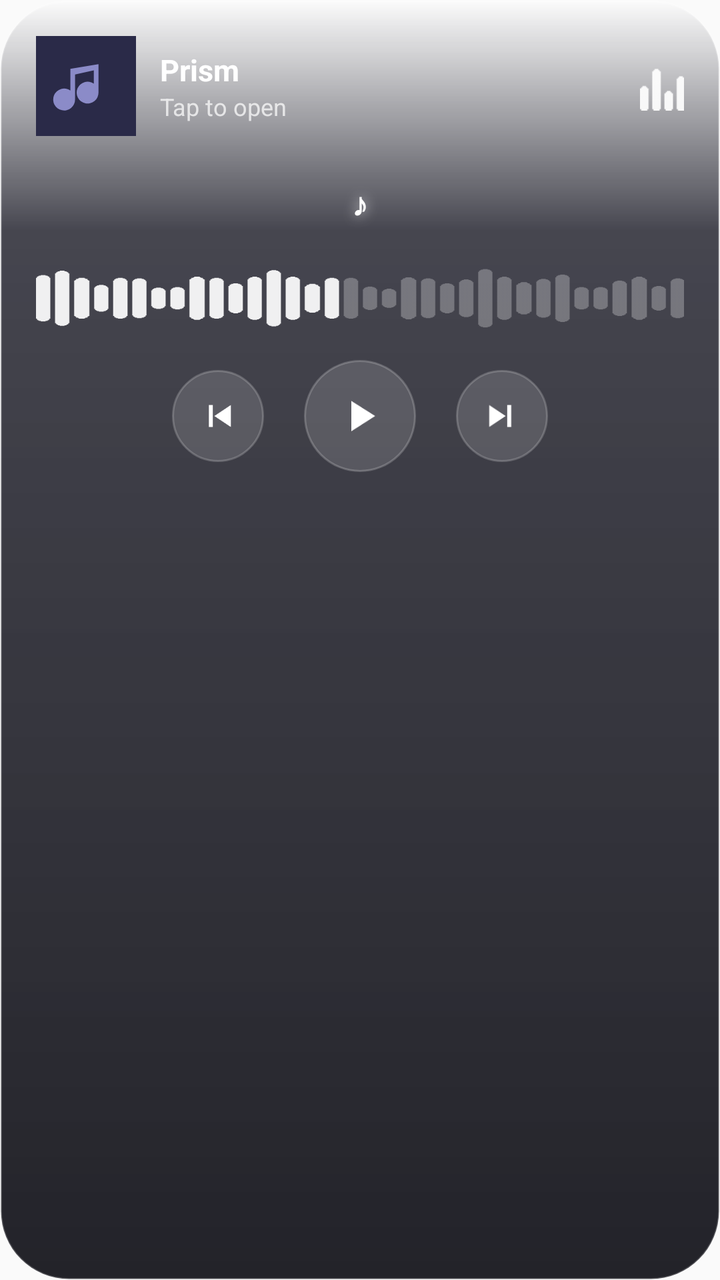
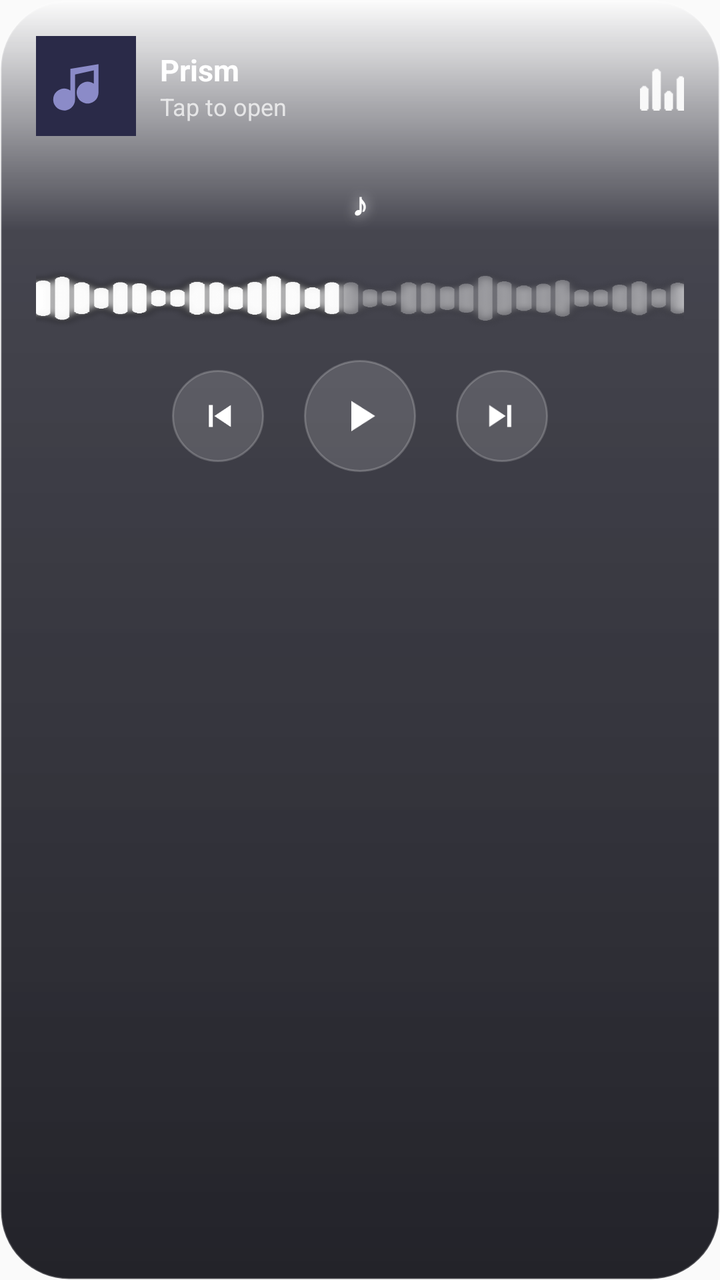

Screens rendered from an Android XML layout before and after an edit, with the pre-edit source and the edit as a unified diff.
<!-- AndroidManifest.xml: application theme AppTheme -->
<!-- res/layout/prism_widget.xml -->
<?xml version="1.0" encoding="utf-8"?>
<LinearLayout xmlns:android="http://schemas.android.com/apk/res/android"
    android:id="@+id/widget_root"
    android:layout_width="match_parent"
    android:layout_height="match_parent"
    android:background="@drawable/widget_bg"
    android:orientation="vertical"
    android:padding="18dp">

    
    <LinearLayout
        android:layout_width="match_parent"
        android:layout_height="wrap_content"
        android:gravity="center_vertical"
        android:orientation="horizontal">

        <ImageView
            android:id="@+id/widget_art"
            android:layout_width="50dp"
            android:layout_height="50dp"
            android:contentDescription="@string/app_name"
            android:scaleType="centerCrop"
            android:src="@drawable/ic_widget_art" />

        <LinearLayout
            android:layout_width="0dp"
            android:layout_height="wrap_content"
            android:layout_weight="1"
            android:orientation="vertical"
            android:paddingStart="12dp"
            android:paddingEnd="8dp">

            <TextView
                android:id="@+id/widget_title"
                android:layout_width="match_parent"
                android:layout_height="wrap_content"
                android:ellipsize="end"
                android:maxLines="1"
                android:text="@string/app_name"
                android:textColor="#FFFFFF"
                android:textSize="15sp"
                android:textStyle="bold" />

            <TextView
                android:id="@+id/widget_artist"
                android:layout_width="match_parent"
                android:layout_height="wrap_content"
                android:ellipsize="end"
                android:maxLines="1"
                android:text="Tap to open"
                android:textColor="#B8FFFFFF"
                android:textSize="12sp" />
        </LinearLayout>

        <ImageView
            android:layout_width="22dp"
            android:layout_height="26dp"
            android:contentDescription="@null"
            android:scaleType="fitCenter"
            android:src="@drawable/widget_eq" />
    </LinearLayout>

    
    <TextView
        android:id="@+id/widget_lyric"
        android:layout_width="match_parent"
        android:layout_height="wrap_content"
        android:layout_marginTop="14dp"
        android:ellipsize="end"
        android:gravity="center"
        android:maxLines="2"
        android:minHeight="40dp"
        android:shadowColor="#CCFFFFFF"
        android:shadowDx="0"
        android:shadowDy="0"
        android:shadowRadius="16"
        android:text="♪"
        android:textColor="#FFFFFF"
        android:textSize="16sp"
        android:textStyle="bold" />

    
    <FrameLayout
        android:layout_width="match_parent"
        android:layout_height="30dp"
        android:layout_marginTop="12dp">

        <ImageView
            android:id="@+id/widget_wave"
            android:layout_width="match_parent"
            android:layout_height="match_parent"
            android:contentDescription="@null"
            android:scaleType="fitXY"
            android:src="@drawable/widget_wave" />

        <LinearLayout
            android:layout_width="match_parent"
            android:layout_height="match_parent"
            android:orientation="horizontal">

            <View android:id="@+id/seg0" android:layout_width="0dp" android:layout_height="match_parent" android:layout_weight="1" />
            <View android:id="@+id/seg1" android:layout_width="0dp" android:layout_height="match_parent" android:layout_weight="1" />
            <View android:id="@+id/seg2" android:layout_width="0dp" android:layout_height="match_parent" android:layout_weight="1" />
            <View android:id="@+id/seg3" android:layout_width="0dp" android:layout_height="match_parent" android:layout_weight="1" />
            <View android:id="@+id/seg4" android:layout_width="0dp" android:layout_height="match_parent" android:layout_weight="1" />
            <View android:id="@+id/seg5" android:layout_width="0dp" android:layout_height="match_parent" android:layout_weight="1" />
            <View android:id="@+id/seg6" android:layout_width="0dp" android:layout_height="match_parent" android:layout_weight="1" />
            <View android:id="@+id/seg7" android:layout_width="0dp" android:layout_height="match_parent" android:layout_weight="1" />
            <View android:id="@+id/seg8" android:layout_width="0dp" android:layout_height="match_parent" android:layout_weight="1" />
            <View android:id="@+id/seg9" android:layout_width="0dp" android:layout_height="match_parent" android:layout_weight="1" />
            <View android:id="@+id/seg10" android:layout_width="0dp" android:layout_height="match_parent" android:layout_weight="1" />
            <View android:id="@+id/seg11" android:layout_width="0dp" android:layout_height="match_parent" android:layout_weight="1" />
        </LinearLayout>
    </FrameLayout>

    
    <LinearLayout
        android:layout_width="match_parent"
        android:layout_height="wrap_content"
        android:layout_marginTop="16dp"
        android:gravity="center"
        android:orientation="horizontal">

        <ImageView
            android:id="@+id/widget_prev"
            android:layout_width="46dp"
            android:layout_height="46dp"
            android:background="@drawable/widget_btn"
            android:contentDescription="Previous"
            android:padding="12dp"
            android:src="@drawable/ic_widget_prev" />

        <ImageView
            android:id="@+id/widget_play"
            android:layout_width="56dp"
            android:layout_height="56dp"
            android:layout_marginStart="20dp"
            android:layout_marginEnd="20dp"
            android:background="@drawable/widget_btn"
            android:contentDescription="Play or pause"
            android:padding="15dp"
            android:src="@drawable/ic_widget_play" />

        <ImageView
            android:id="@+id/widget_next"
            android:layout_width="46dp"
            android:layout_height="46dp"
            android:background="@drawable/widget_btn"
            android:contentDescription="Next"
            android:padding="12dp"
            android:src="@drawable/ic_widget_next" />
    </LinearLayout>
</LinearLayout>
<!-- resources referenced by this layout -->
<resources>
  <!-- drawable ic_widget_art (drawable) -->
  <vector xmlns:android="http://schemas.android.com/apk/res/android"
      android:width="64dp" android:height="64dp"
      android:viewportWidth="64" android:viewportHeight="64">
      <path android:pathData="M0,0h64v64h-64z" android:fillColor="#2A2A48" />
      <path
          android:fillColor="#8B8BC8"
          android:pathData="M40,18v18.2a7 7 0 1 1 -3,-5.7V22l-12,2.6v16a7 7 0 1 1 -3,-5.7V21l18,-3z" />
  </vector>
  <!-- drawable ic_widget_next (drawable) -->
  <vector xmlns:android="http://schemas.android.com/apk/res/android"
      android:width="28dp" android:height="28dp"
      android:viewportWidth="24" android:viewportHeight="24">
      <path android:fillColor="#FFFFFF" android:pathData="M5,6l9,6l-9,6z M14.8,6h2.2v12h-2.2z" />
  </vector>
  <!-- drawable ic_widget_play (drawable) -->
  <vector xmlns:android="http://schemas.android.com/apk/res/android"
      android:width="28dp" android:height="28dp"
      android:viewportWidth="24" android:viewportHeight="24">
      <path android:fillColor="#FFFFFF" android:pathData="M8,5l11,7l-11,7z" />
  </vector>
  <!-- drawable ic_widget_prev (drawable) -->
  <vector xmlns:android="http://schemas.android.com/apk/res/android"
      android:width="28dp" android:height="28dp"
      android:viewportWidth="24" android:viewportHeight="24">
      <path android:fillColor="#FFFFFF" android:pathData="M7,6h2.2v12h-2.2z M19,6l-9,6l9,6z" />
  </vector>
  <!-- drawable widget_bg (drawable) -->
  <?xml version="1.0" encoding="utf-8"?>
  <shape xmlns:android="http://schemas.android.com/apk/res/android" android:shape="rectangle">
      <gradient
          android:angle="270"
          android:startColor="#3AFFFFFF"
          android:centerColor="#C8141420"
          android:endColor="#E60B0B12"
          android:centerY="0.18" />
      <corners android:radius="34dp" />
      <stroke android:width="1dp" android:color="#33FFFFFF" />
  </shape>
  <!-- drawable widget_btn (drawable) -->
  <?xml version="1.0" encoding="utf-8"?>
  <shape xmlns:android="http://schemas.android.com/apk/res/android" android:shape="oval">
      <solid android:color="#24FFFFFF" />
      <stroke android:width="1dp" android:color="#33FFFFFF" />
  </shape>
  <!-- drawable widget_eq: png bitmap (drawable-nodpi, 204 bytes) -->
  <!-- drawable widget_wave: png bitmap (drawable-nodpi, 2213 bytes) -->
  <string name="app_name">Prism</string>
  <style name="AppTheme" parent="Theme.AppCompat.Light.DarkActionBar">
          
          <item name="colorPrimary">@color/colorPrimary</item>
          <item name="colorPrimaryDark">@color/colorPrimaryDark</item>
          <item name="colorAccent">@color/colorAccent</item>
      </style>
</resources>

<!-- the commit's change to res/layout/prism_widget.xml (unified diff, before → after) -->
@@ -98,18 +98,18 @@
             android:layout_height="match_parent"
             android:orientation="horizontal">
 
-            <View android:id="@+id/seg0" android:layout_width="0dp" android:layout_height="match_parent" android:layout_weight="1" />
-            <View android:id="@+id/seg1" android:layout_width="0dp" android:layout_height="match_parent" android:layout_weight="1" />
-            <View android:id="@+id/seg2" android:layout_width="0dp" android:layout_height="match_parent" android:layout_weight="1" />
-            <View android:id="@+id/seg3" android:layout_width="0dp" android:layout_height="match_parent" android:layout_weight="1" />
-            <View android:id="@+id/seg4" android:layout_width="0dp" android:layout_height="match_parent" android:layout_weight="1" />
-            <View android:id="@+id/seg5" android:layout_width="0dp" android:layout_height="match_parent" android:layout_weight="1" />
-            <View android:id="@+id/seg6" android:layout_width="0dp" android:layout_height="match_parent" android:layout_weight="1" />
-            <View android:id="@+id/seg7" android:layout_width="0dp" android:layout_height="match_parent" android:layout_weight="1" />
-            <View android:id="@+id/seg8" android:layout_width="0dp" android:layout_height="match_parent" android:layout_weight="1" />
-            <View android:id="@+id/seg9" android:layout_width="0dp" android:layout_height="match_parent" android:layout_weight="1" />
-            <View android:id="@+id/seg10" android:layout_width="0dp" android:layout_height="match_parent" android:layout_weight="1" />
-            <View android:id="@+id/seg11" android:layout_width="0dp" android:layout_height="match_parent" android:layout_weight="1" />
+            <ImageView android:id="@+id/seg0" android:layout_width="0dp" android:layout_height="match_parent" android:layout_weight="1" />
+            <ImageView android:id="@+id/seg1" android:layout_width="0dp" android:layout_height="match_parent" android:layout_weight="1" />
+            <ImageView android:id="@+id/seg2" android:layout_width="0dp" android:layout_height="match_parent" android:layout_weight="1" />
+            <ImageView android:id="@+id/seg3" android:layout_width="0dp" android:layout_height="match_parent" android:layout_weight="1" />
+            <ImageView android:id="@+id/seg4" android:layout_width="0dp" android:layout_height="match_parent" android:layout_weight="1" />
+            <ImageView android:id="@+id/seg5" android:layout_width="0dp" android:layout_height="match_parent" android:layout_weight="1" />
+            <ImageView android:id="@+id/seg6" android:layout_width="0dp" android:layout_height="match_parent" android:layout_weight="1" />
+            <ImageView android:id="@+id/seg7" android:layout_width="0dp" android:layout_height="match_parent" android:layout_weight="1" />
+            <ImageView android:id="@+id/seg8" android:layout_width="0dp" android:layout_height="match_parent" android:layout_weight="1" />
+            <ImageView android:id="@+id/seg9" android:layout_width="0dp" android:layout_height="match_parent" android:layout_weight="1" />
+            <ImageView android:id="@+id/seg10" android:layout_width="0dp" android:layout_height="match_parent" android:layout_weight="1" />
+            <ImageView android:id="@+id/seg11" android:layout_width="0dp" android:layout_height="match_parent" android:layout_weight="1" />
         </LinearLayout>
     </FrameLayout>
 
<!-- resource entries referenced after the edit -->
@@ -46,7 +46,7 @@
       <stroke android:width="1dp" android:color="#33FFFFFF" />
   </shape>
   <!-- drawable widget_eq: png bitmap (drawable-nodpi, 204 bytes) -->
-  <!-- drawable widget_wave: png bitmap (drawable-nodpi, 2213 bytes) -->
+  <!-- drawable widget_wave: png bitmap (drawable-nodpi, 50725 bytes) -->
   <string name="app_name">Prism</string>
   <style name="AppTheme" parent="Theme.AppCompat.Light.DarkActionBar">
           
